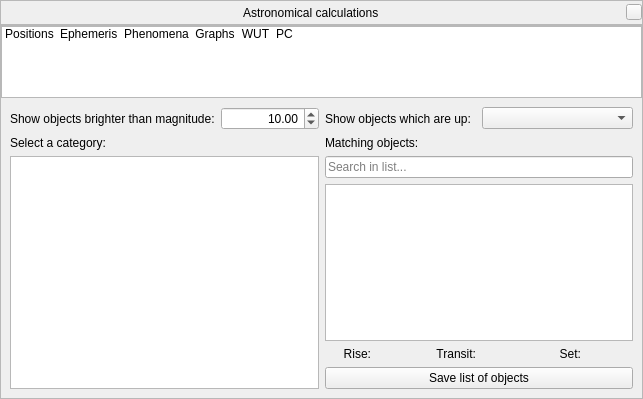
519984307/stellarium_src, file src/gui/astroCalcDialog.ui: the form before one commit.
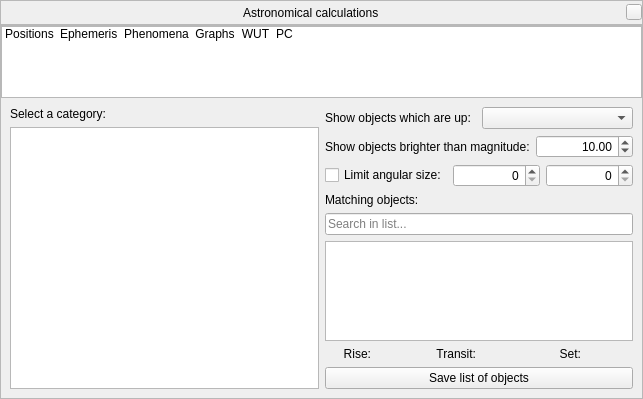
The form after the commit. The open tabs and pages were chosen to show the change. Icons and pictures are not drawn. Custom widgets are drawn as their Qt base class.

Commit message: Added support angular size filter for AstroCalc/WUT tool (if applicable)

Diff of the .ui file:
```diff
--- a/src/gui/astroCalcDialog.ui
+++ b/src/gui/astroCalcDialog.ui
@@ -1221,8 +1221,11 @@
         </widget>
         <widget class="QWidget" name="stackedWidgetPage5">
          <layout class="QGridLayout" name="gridLayout">
-          <item row="0" column="0">
+          <item row="1" column="1">
            <layout class="QHBoxLayout" name="horizontalLayout_13">
+            <property name="spacing">
+             <number>6</number>
+            </property>
             <item>
              <widget class="QLabel" name="label_2">
               <property name="text">
@@ -1248,21 +1251,21 @@
             </item>
            </layout>
           </item>
-          <item row="1" column="0">
-           <layout class="QVBoxLayout" name="verticalLayout_3">
+          <item row="0" column="1">
+           <layout class="QHBoxLayout" name="horizontalLayout_12">
             <item>
-             <widget class="QLabel" name="label_3">
+             <widget class="QLabel" name="wutTimeIntervalLabel">
               <property name="text">
-               <string>Select a category:</string>
+               <string>Show objects which are up:</string>
               </property>
              </widget>
             </item>
             <item>
-             <widget class="QListWidget" name="wutCategoryListWidget"/>
+             <widget class="QComboBox" name="wutComboBox"/>
             </item>
            </layout>
           </item>
-          <item row="1" column="1">
+          <item row="3" column="1">
            <layout class="QVBoxLayout" name="verticalLayout_5">
             <item>
              <widget class="QLabel" name="label_4">
@@ -1345,17 +1348,48 @@
             </item>
            </layout>
           </item>
-          <item row="0" column="1">
-           <layout class="QHBoxLayout" name="horizontalLayout_12">
+          <item row="0" column="0" rowspan="4">
+           <layout class="QVBoxLayout" name="verticalLayout_3">
             <item>
-             <widget class="QLabel" name="wutTimeIntervalLabel">
+             <widget class="QLabel" name="label_3">
               <property name="text">
-               <string>Show objects which are up:</string>
+               <string>Select a category:</string>
               </property>
              </widget>
             </item>
             <item>
-             <widget class="QComboBox" name="wutComboBox"/>
+             <widget class="QListWidget" name="wutCategoryListWidget"/>
+            </item>
+           </layout>
+          </item>
+          <item row="2" column="1">
+           <layout class="QHBoxLayout" name="horizontalLayout_20">
+            <item>
+             <widget class="QCheckBox" name="wutAngularSizeLimitCheckBox">
+              <property name="text">
+               <string>Limit angular size:</string>
+              </property>
+             </widget>
+            </item>
+            <item>
+             <widget class="AngleSpinBox" name="wutAngularSizeLimitMinSpinBox">
+              <property name="enabled">
+               <bool>true</bool>
+              </property>
+              <property name="alignment">
+               <set>Qt::AlignRight|Qt::AlignTrailing|Qt::AlignVCenter</set>
+              </property>
+             </widget>
+            </item>
+            <item>
+             <widget class="AngleSpinBox" name="wutAngularSizeLimitMaxSpinBox">
+              <property name="enabled">
+               <bool>true</bool>
+              </property>
+              <property name="alignment">
+               <set>Qt::AlignRight|Qt::AlignTrailing|Qt::AlignVCenter</set>
+              </property>
+             </widget>
             </item>
            </layout>
           </item>
```
Left out of the diff: 2 changed lines with no effect on the pictures. The commit also changes 2 other files.
